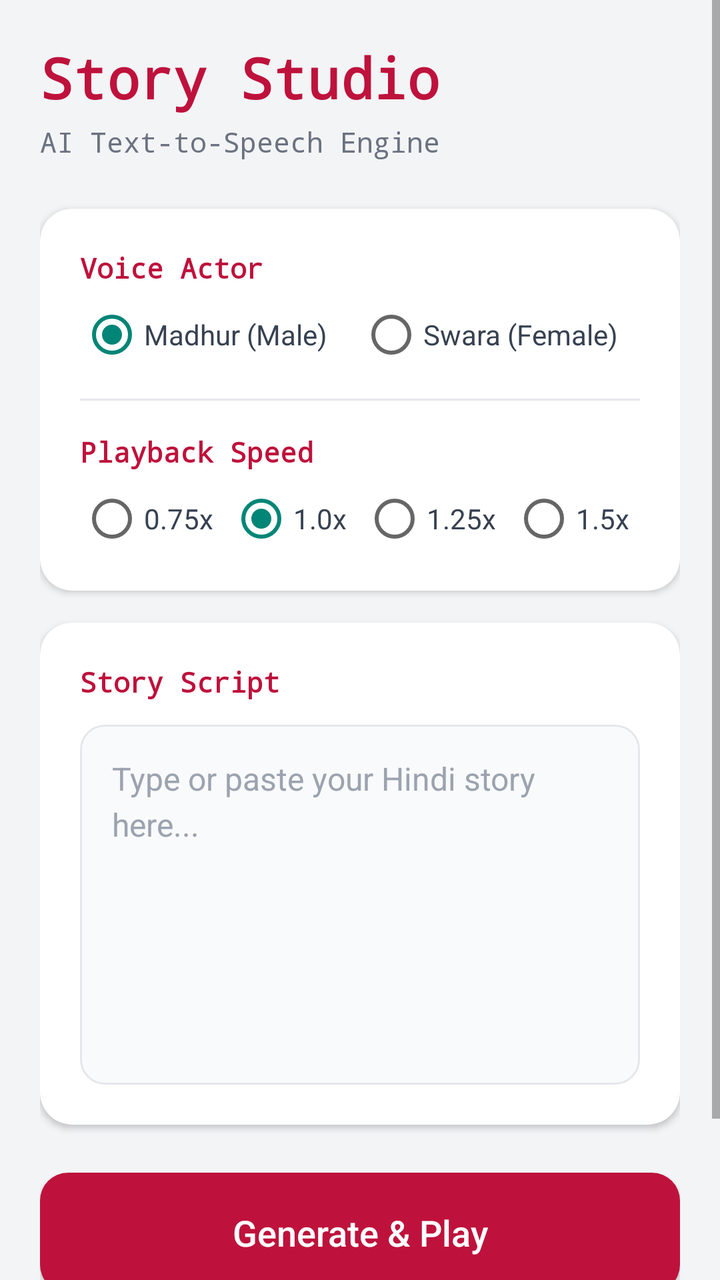
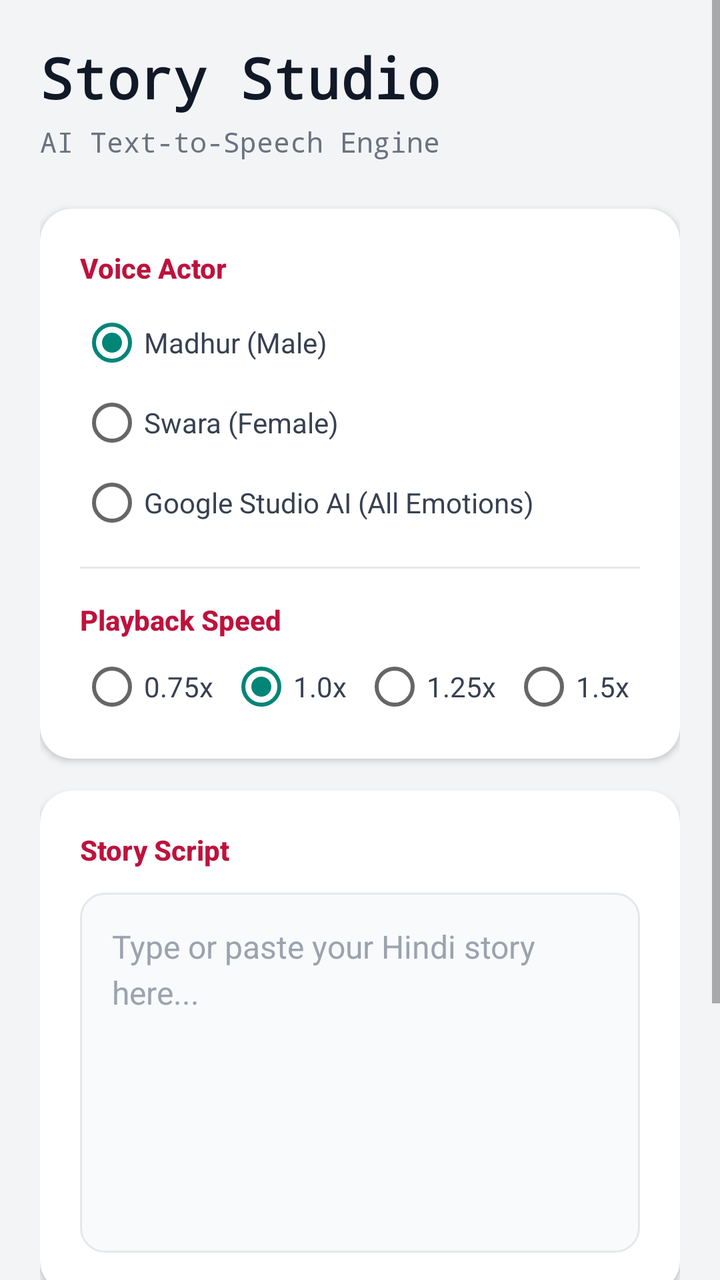

An Android layout rendered at two revisions. The XML below is the earlier revision; the diff shows what the commit changed to produce the second picture.
<!-- AndroidManifest.xml: application theme Theme.AppCompat.Light.DarkActionBar -->
<!-- res/layout/activity_main.xml -->
<?xml version="1.0" encoding="utf-8"?>
<ScrollView xmlns:android="http://schemas.android.com/apk/res/android"
    xmlns:app="http://schemas.android.com/apk/res-auto"
    android:layout_width="match_parent"
    android:layout_height="match_parent"
    android:fillViewport="true"
    android:background="#F3F4F6">

    <LinearLayout
        android:layout_width="match_parent"
        android:layout_height="wrap_content"
        android:orientation="vertical"
        android:padding="20dp">

        
        <TextView
            android:layout_width="wrap_content"
            android:layout_height="wrap_content"
            android:text="Story Studio"
            android:textSize="28sp"
            android:textStyle="bold"
            android:textColor="#BE123C"
            android:fontFamily="monospace"
            android:layout_marginBottom="4dp"/>

        <TextView
            android:layout_width="wrap_content"
            android:layout_height="wrap_content"
            android:text="AI Text-to-Speech Engine"
            android:textSize="14sp"
            android:textColor="#6B7280"
            android:fontFamily="monospace"
            android:layout_marginBottom="24dp"/>

        
        <androidx.cardview.widget.CardView
            android:layout_width="match_parent"
            android:layout_height="wrap_content"
            app:cardCornerRadius="16dp"
            app:cardElevation="2dp"
            app:cardBackgroundColor="#FFFFFF"
            android:layout_marginBottom="16dp">

            <LinearLayout
                android:layout_width="match_parent"
                android:layout_height="wrap_content"
                android:orientation="vertical"
                android:padding="20dp">

                <TextView
                    android:layout_width="wrap_content"
                    android:layout_height="wrap_content"
                    android:text="Voice Actor"
                    android:textSize="14sp"
                    android:textColor="#BE123C"
                    android:textStyle="bold"
                    android:fontFamily="monospace"
                    android:layout_marginBottom="8dp"/>

                <RadioGroup
                    android:id="@+id/radioGroupVoice"
                    android:layout_width="match_parent"
                    android:layout_height="wrap_content"
                    android:orientation="horizontal">

                    <RadioButton
                        android:id="@+id/radioMadhur"
                        android:layout_width="wrap_content"
                        android:layout_height="wrap_content"
                        android:text="Madhur (Male)"
                        android:textColor="#374151"
                        android:checked="true"
                        android:layout_marginEnd="16dp"/>

                    <RadioButton
                        android:id="@+id/radioSwara"
                        android:layout_width="wrap_content"
                        android:layout_height="wrap_content"
                        android:textColor="#374151"
                        android:text="Swara (Female)"/>
                </RadioGroup>

                <View
                    android:layout_width="match_parent"
                    android:layout_height="1dp"
                    android:background="#E5E7EB"
                    android:layout_marginTop="16dp"
                    android:layout_marginBottom="16dp"/>

                <TextView
                    android:layout_width="wrap_content"
                    android:layout_height="wrap_content"
                    android:text="Playback Speed"
                    android:textSize="14sp"
                    android:textColor="#BE123C"
                    android:textStyle="bold"
                    android:fontFamily="monospace"
                    android:layout_marginBottom="8dp"/>

                <RadioGroup
                    android:id="@+id/radioGroupSpeed"
                    android:layout_width="match_parent"
                    android:layout_height="wrap_content"
                    android:orientation="horizontal">

                    <RadioButton
                        android:id="@+id/speed075"
                        android:layout_width="wrap_content"
                        android:layout_height="wrap_content"
                        android:textColor="#374151"
                        android:text="0.75x"
                        android:layout_marginEnd="8dp"/>

                    <RadioButton
                        android:id="@+id/speed100"
                        android:layout_width="wrap_content"
                        android:layout_height="wrap_content"
                        android:textColor="#374151"
                        android:text="1.0x"
                        android:checked="true"
                        android:layout_marginEnd="8dp"/>

                    <RadioButton
                        android:id="@+id/speed125"
                        android:layout_width="wrap_content"
                        android:layout_height="wrap_content"
                        android:textColor="#374151"
                        android:text="1.25x"
                        android:layout_marginEnd="8dp"/>

                    <RadioButton
                        android:id="@+id/speed150"
                        android:layout_width="wrap_content"
                        android:layout_height="wrap_content"
                        android:textColor="#374151"
                        android:text="1.5x"/>
                </RadioGroup>
            </LinearLayout>
        </androidx.cardview.widget.CardView>

        
        <androidx.cardview.widget.CardView
            android:layout_width="match_parent"
            android:layout_height="0dp"
            android:layout_weight="1"
            app:cardCornerRadius="16dp"
            app:cardElevation="2dp"
            app:cardBackgroundColor="#FFFFFF"
            android:layout_marginBottom="24dp">

            <LinearLayout
                android:layout_width="match_parent"
                android:layout_height="match_parent"
                android:orientation="vertical"
                android:padding="20dp">

                <TextView
                    android:layout_width="wrap_content"
                    android:layout_height="wrap_content"
                    android:text="Story Script"
                    android:textSize="14sp"
                    android:textColor="#BE123C"
                    android:textStyle="bold"
                    android:fontFamily="monospace"
                    android:layout_marginBottom="12dp"/>

                <EditText
                    android:id="@+id/editStoryText"
                    android:layout_width="match_parent"
                    android:layout_height="match_parent"
                    android:minHeight="180dp"
                    android:gravity="top|start"
                    android:hint="Type or paste your Hindi story here..."
                    android:textColorHint="#9CA3AF"
                    android:textColor="#1F2937"
                    android:inputType="textMultiLine"
                    android:background="@drawable/bg_input"
                    android:padding="16dp"
                    android:textSize="16sp"
                    android:lineSpacingExtra="4dp"/>
            </LinearLayout>
        </androidx.cardview.widget.CardView>

        
        <androidx.appcompat.widget.AppCompatButton
            android:id="@+id/btnGeneratePlay"
            android:layout_width="match_parent"
            android:layout_height="60dp"
            android:text="Generate &amp; Play"
            android:textAllCaps="false"
            android:textColor="#FFFFFF"
            android:textSize="18sp"
            android:fontFamily="sans-serif-medium"
            android:background="@drawable/bg_button_primary"
            android:elevation="4dp"
            android:layout_marginBottom="16dp"/>

        
        <LinearLayout
            android:layout_width="match_parent"
            android:layout_height="wrap_content"
            android:orientation="horizontal"
            android:weightSum="3">

            <androidx.appcompat.widget.AppCompatButton
                android:id="@+id/btnPauseResume"
                android:layout_width="0dp"
                android:layout_height="50dp"
                android:layout_weight="1"
                android:text="Pause"
                android:textAllCaps="false"
                android:textColor="#FFFFFF"
                android:fontFamily="sans-serif-medium"
                android:background="@drawable/bg_button_secondary"
                android:enabled="false"
                android:layout_marginEnd="6dp"/>

            <androidx.appcompat.widget.AppCompatButton
                android:id="@+id/btnStop"
                android:layout_width="0dp"
                android:layout_height="50dp"
                android:layout_weight="1"
                android:text="Stop"
                android:textAllCaps="false"
                android:textColor="#FFFFFF"
                android:fontFamily="sans-serif-medium"
                android:background="@drawable/bg_button_secondary"
                android:enabled="false"
                android:layout_marginStart="3dp"
                android:layout_marginEnd="3dp"/>

            <androidx.appcompat.widget.AppCompatButton
                android:id="@+id/btnSave"
                android:layout_width="0dp"
                android:layout_height="50dp"
                android:layout_weight="1"
                android:text="Save"
                android:textAllCaps="false"
                android:textColor="#FFFFFF"
                android:fontFamily="sans-serif-medium"
                android:background="@drawable/bg_button_secondary"
                android:enabled="false"
                android:layout_marginStart="6dp"/>
        </LinearLayout>
    </LinearLayout>
</ScrollView>
<!-- resources referenced by this layout -->
<resources>
  <!-- drawable bg_button_primary (drawable) -->
  <?xml version="1.0" encoding="utf-8"?>
  <ripple xmlns:android="http://schemas.android.com/apk/res/android" android:color="#F43F5E">
      <item>
          <selector>
              <item android:state_enabled="false">
                  <shape>
                      <solid android:color="#FDA4AF"/> 
                      <corners android:radius="14dp"/>
                  </shape>
              </item>
              <item>
                  <shape>
                      <solid android:color="#BE123C"/> 
                      <corners android:radius="14dp"/>
                  </shape>
              </item>
          </selector>
      </item>
  </ripple>
  <!-- drawable bg_button_secondary (drawable) -->
  <?xml version="1.0" encoding="utf-8"?>
  <ripple xmlns:android="http://schemas.android.com/apk/res/android" android:color="#9CA3AF">
      <item>
          <selector>
              <item android:state_enabled="false">
                  <shape>
                      <solid android:color="#D1D5DB"/> 
                      <corners android:radius="12dp"/>
                  </shape>
              </item>
              <item>
                  <shape>
                      <solid android:color="#374151"/> 
                      <corners android:radius="12dp"/>
                  </shape>
              </item>
          </selector>
      </item>
  </ripple>
  <!-- drawable bg_input (drawable) -->
  <?xml version="1.0" encoding="utf-8"?>
  <shape xmlns:android="http://schemas.android.com/apk/res/android">
      <solid android:color="#F9FAFB"/> 
      <stroke android:width="1dp" android:color="#E5E7EB"/> 
      <corners android:radius="12dp"/>
  </shape>
</resources>

<!-- the commit's change to res/layout/activity_main.xml (unified diff, before → after) -->
@@ -19,7 +19,7 @@
             android:text="Story Studio"
             android:textSize="28sp"
             android:textStyle="bold"
-            android:textColor="#BE123C"
+            android:textColor="#111827"
             android:fontFamily="monospace"
             android:layout_marginBottom="4dp"/>
 
@@ -54,14 +54,15 @@
                     android:textSize="14sp"
                     android:textColor="#BE123C"
                     android:textStyle="bold"
-                    android:fontFamily="monospace"
-                    android:layout_marginBottom="8dp"/>
-
+                    android:fontFamily="sans-serif-medium"
+                    android:layout_marginBottom="12dp"/>
+
+                
                 <RadioGroup
                     android:id="@+id/radioGroupVoice"
                     android:layout_width="match_parent"
                     android:layout_height="wrap_content"
-                    android:orientation="horizontal">
+                    android:orientation="vertical">
 
                     <RadioButton
                         android:id="@+id/radioMadhur"
@@ -70,14 +71,23 @@
                         android:text="Madhur (Male)"
                         android:textColor="#374151"
                         android:checked="true"
-                        android:layout_marginEnd="16dp"/>
+                        android:layout_marginBottom="8dp"/>
 
                     <RadioButton
                         android:id="@+id/radioSwara"
                         android:layout_width="wrap_content"
                         android:layout_height="wrap_content"
                         android:textColor="#374151"
-                        android:text="Swara (Female)"/>
+                        android:text="Swara (Female)"
+                        android:layout_marginBottom="8dp"/>
+                        
+                    
+                    <RadioButton
+                        android:id="@+id/radioStudio"
+                        android:layout_width="wrap_content"
+                        android:layout_height="wrap_content"
+                        android:textColor="#374151"
+                        android:text="Google Studio AI (All Emotions)"/>
                 </RadioGroup>
 
                 <View
@@ -94,7 +104,7 @@
                     android:textSize="14sp"
                     android:textColor="#BE123C"
                     android:textStyle="bold"
-                    android:fontFamily="monospace"
+                    android:fontFamily="sans-serif-medium"
                     android:layout_marginBottom="8dp"/>
 
                 <RadioGroup
@@ -161,7 +171,7 @@
                     android:textSize="14sp"
                     android:textColor="#BE123C"
                     android:textStyle="bold"
-                    android:fontFamily="monospace"
+                    android:fontFamily="sans-serif-medium"
                     android:layout_marginBottom="12dp"/>
 
                 <EditText
